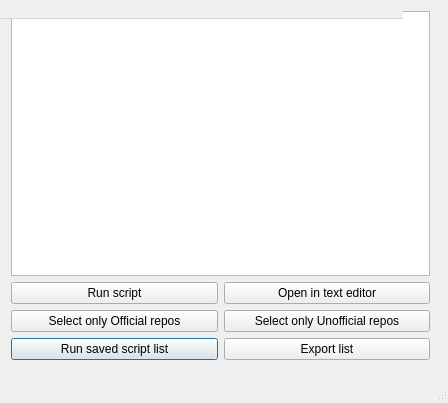
First picture: the form in packagesdialog.ui, repository adgellida/ubunsys, before the edit.
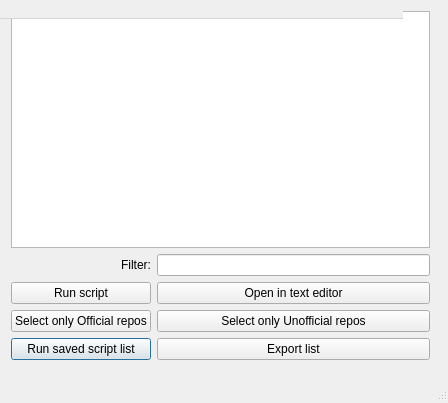
Second picture: the form after the edit.

Patch:
```diff
--- a/packagesdialog.ui
+++ b/packagesdialog.ui
@@ -26,35 +26,35 @@
     </rect>
    </property>
    <layout class="QGridLayout" name="gridLayout">
-    <item row="3" column="0">
+    <item row="4" column="0">
      <widget class="QPushButton" name="runSavedScriptListButton">
       <property name="text">
        <string>Run saved script list</string>
       </property>
      </widget>
     </item>
-    <item row="2" column="0">
+    <item row="3" column="0">
      <widget class="QPushButton" name="selectOfficialReposButton">
       <property name="text">
        <string>Select only Official repos</string>
       </property>
      </widget>
     </item>
-    <item row="3" column="1">
+    <item row="4" column="1">
      <widget class="QPushButton" name="exportListButton">
       <property name="text">
        <string>Export list</string>
       </property>
      </widget>
     </item>
-    <item row="2" column="1">
+    <item row="3" column="1">
      <widget class="QPushButton" name="selectUnofficialReposButton">
       <property name="text">
        <string>Select only Unofficial repos</string>
       </property>
      </widget>
     </item>
-    <item row="1" column="0">
+    <item row="2" column="0">
      <widget class="QPushButton" name="runScriptButton">
       <property name="text">
        <string>Run script</string>
@@ -64,13 +64,26 @@
     <item row="0" column="0" colspan="2">
      <widget class="QTreeView" name="treeView"/>
     </item>
-    <item row="1" column="1">
+    <item row="2" column="1">
      <widget class="QPushButton" name="openInTextEditorButton">
       <property name="text">
        <string>Open in text editor</string>
       </property>
      </widget>
     </item>
+    <item row="1" column="1">
+     <widget class="QLineEdit" name="txtFilter"/>
+    </item>
+    <item row="1" column="0">
+     <widget class="QLabel" name="label">
+      <property name="layoutDirection">
+       <enum>Qt::LeftToRight</enum>
+      </property>
+      <property name="text">
+       <string>&lt;html&gt;&lt;head/&gt;&lt;body&gt;&lt;p align=&quot;right&quot;&gt;Filter:&lt;/p&gt;&lt;/body&gt;&lt;/html&gt;</string>
+      </property>
+     </widget>
+    </item>
    </layout>
   </widget>
   <widget class="QMenuBar" name="menuBar">
```
